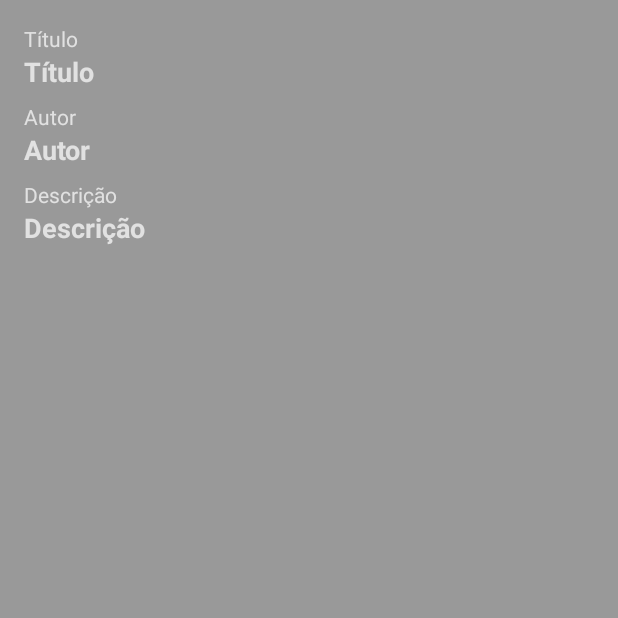
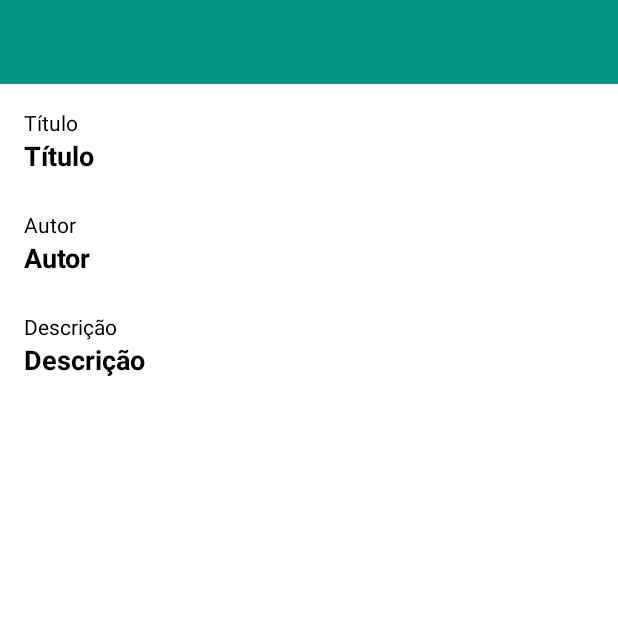
Before and after one commit to maurozem/NyBooks, an Android app: the BookDetailsActivity screen opened directly, with no data from a screen before it, on a phone screen of 412 x 824 dp, the top half of it. Run offline under Robolectric (Android 15) with nearby library versions, the phone set to English and light mode, and no system bars; 4 statements that could not run were skipped.

Commit message:
mais um monte de implementações

```diff
--- /dev/null
+++ b/app/src/main/java/ms/zem/nybooksplus/presentation/base/BaseActivity.kt
@@ -0,0 +1,15 @@
+package ms.zem.nybooksplus.presentation.base
+
+import androidx.appcompat.app.AppCompatActivity
+import androidx.appcompat.widget.Toolbar
+import kotlinx.android.synthetic.main.toolbar.*
+import ms.zem.nybooksplus.R
+
+open class BaseActivity: AppCompatActivity() {
+
+    protected fun setupToolbar(toolbar: Toolbar, title: Int) {
+        toolbar?.title = getString(title)
+        setSupportActionBar(toolbar)
+    }
+
+}
--- a/app/src/main/java/ms/zem/nybooksplus/presentation/details/BookDetailsActivity.kt
+++ b/app/src/main/java/ms/zem/nybooksplus/presentation/details/BookDetailsActivity.kt
@@ -2,18 +2,23 @@ package ms.zem.nybooksplus.presentation.details
 
 import android.content.Context
 import android.content.Intent
-import androidx.appcompat.app.AppCompatActivity
 import android.os.Bundle
-import kotlinx.android.synthetic.main.activity_book_details.*
+import kotlinx.android.synthetic.main.activity_book_details.tvDescricao
+import kotlinx.android.synthetic.main.activity_book_details.tvTitulo
+import kotlinx.android.synthetic.main.activity_book_details.tvAutor
+import kotlinx.android.synthetic.main.toolbar.*
 import ms.zem.nybooksplus.R
 import ms.zem.nybooksplus.data.model.Book
+import ms.zem.nybooksplus.presentation.base.BaseActivity
 
-class BookDetailsActivity : AppCompatActivity() {
+class BookDetailsActivity : BaseActivity() {
 
     lateinit var book: Book
     override fun onCreate(savedInstanceState: Bundle?) {
         super.onCreate(savedInstanceState)
         setContentView(R.layout.activity_book_details)
+
+        setupToolbar(toolbarMain, R.string.book_detail)
 
         val book = intent.getSerializableExtra(BOOK) as Book
         tvTitulo.text = book.title
--- a/app/src/main/res/layout/activity_book_details.xml
+++ b/app/src/main/res/layout/activity_book_details.xml
@@ -1,17 +1,26 @@
 <?xml version="1.0" encoding="utf-8"?>
-<LinearLayout
-    xmlns:android="http://schemas.android.com/apk/res/android"
+<LinearLayout xmlns:android="http://schemas.android.com/apk/res/android"
     xmlns:tools="http://schemas.android.com/tools"
     android:layout_width="match_parent"
     android:layout_height="match_parent"
+    xmlns:app="http://schemas.android.com/apk/res-auto"
     android:orientation="vertical"
-    android:padding="16dp"
     tools:context=".presentation.details.BookDetailsActivity">
+
+    <include layout="@layout/toolbar"
+        android:id="@+id/include_toolbar"
+        app:layout_constraintEnd_toEndOf="parent"
+        app:layout_constraintStart_toStartOf="parent"
+        app:layout_constraintTop_toTopOf="parent"
+        />
 
     <TextView
         android:layout_width="wrap_content"
         android:layout_height="wrap_content"
         android:text="@string/titulo"
+        android:layout_marginStart="16dp"
+        android:layout_marginTop="16dp"
+        android:textColor="@color/black"
         />
 
     <TextView
@@ -19,15 +28,18 @@
         android:layout_width="wrap_content"
         android:layout_height="wrap_content"
         android:text="@string/titulo"
-        android:textStyle="bold"
-        android:textSize="18sp"
-        android:layout_marginBottom="8dp"
+        android:layout_marginStart="16dp"
+        android:layout_marginEnd="16dp"
+        style="@style/MyTextViewLabel"
         />
 
     <TextView
         android:layout_width="wrap_content"
         android:layout_height="wrap_content"
         android:text="@string/autor"
+        android:layout_marginStart="16dp"
+        android:layout_marginTop="16dp"
+        android:textColor="@color/black"
         />
 
     <TextView
@@ -35,15 +47,18 @@
         android:layout_width="wrap_content"
         android:layout_height="wrap_content"
         android:text="@string/autor"
-        android:textStyle="bold"
-        android:textSize="18sp"
-        android:layout_marginBottom="8dp"
+        android:layout_marginStart="16dp"
+        android:layout_marginEnd="16dp"
+        style="@style/MyTextViewLabel"
         />
 
     <TextView
         android:layout_width="wrap_content"
         android:layout_height="wrap_content"
         android:text="@string/descricao"
+        android:layout_marginStart="16dp"
+        android:layout_marginTop="16dp"
+        android:textColor="@color/black"
         />
 
     <TextView
@@ -51,9 +66,9 @@
         android:layout_width="wrap_content"
         android:layout_height="wrap_content"
         android:text="@string/descricao"
-        android:textStyle="bold"
-        android:textSize="18sp"
-        android:layout_marginBottom="8dp"
+        android:layout_marginStart="16dp"
+        android:layout_marginEnd="16dp"
+        style="@style/MyTextViewLabel"
         />
 
 </LinearLayout>
--- a/app/src/main/res/layout/item_book.xml
+++ b/app/src/main/res/layout/item_book.xml
@@ -10,9 +10,7 @@
         android:id="@+id/textViewTitulo"
         android:layout_width="wrap_content"
         android:layout_height="wrap_content"
-        android:textColor="#000"
-        android:textSize="16sp"
-        android:textStyle="bold"
+        style="@style/MyTextViewLabel"
         tools:text="titulo"
         />
 
@@ -20,7 +18,6 @@
         android:id="@+id/textViewAutor"
         android:layout_width="wrap_content"
         android:layout_height="wrap_content"
-        android:textColor="#000"
         android:textSize="14sp"
         tools:text="autor"
         />
--- /dev/null
+++ b/app/src/main/res/layout/toolbar.xml
@@ -0,0 +1,8 @@
+<?xml version="1.0" encoding="utf-8"?>
+<androidx.appcompat.widget.Toolbar
+    xmlns:android="http://schemas.android.com/apk/res/android"
+    android:id="@+id/toolbarMain"
+    android:layout_width="match_parent"
+    android:layout_height="?android:attr/actionBarSize"
+    android:background="@color/colorPrimary"
+     />
--- a/app/src/main/res/values/colors.xml
+++ b/app/src/main/res/values/colors.xml
@@ -1,6 +1,18 @@
 <?xml version="1.0" encoding="utf-8"?>
 <resources>
-    <color name="colorPrimary">#6200EE</color>
-    <color name="colorPrimaryDark">#3700B3</color>
-    <color name="colorAccent">#03DAC5</color>
+    <color name="colorPrimary">@color/primary</color>
+    <color name="colorPrimaryDark">@color/primary_dark</color>
+    <color name="colorAccent">@color/accent</color>
+
+    <color name="primary">#009688</color>
+    <color name="primary_dark">#00796B</color>
+    <color name="primary_light">#B2DFDB</color>
+    <color name="accent">#607D8B</color>
+    <color name="primary_text">#212121</color>
+    <color name="secondary_text">#757575</color>
+    <color name="icons">#FFFFFF</color>
+    <color name="divider">#BDBDBD</color>
+
+    <color name="white">#FFFFFF</color>
+    <color name="black">#000000</color>
 </resources>
--- a/app/src/main/res/values/strings.xml
+++ b/app/src/main/res/values/strings.xml
@@ -6,4 +6,5 @@
     <string name="titulo">Título</string>
     <string name="autor">Autor</string>
     <string name="descricao">Descrição</string>
+    <string name="book_detail">Book Details</string>
 </resources>
--- a/app/src/main/res/values/styles.xml
+++ b/app/src/main/res/values/styles.xml
@@ -6,7 +6,23 @@
         <item name="colorPrimaryDark">@color/colorPrimaryDark</item>
         <item name="colorAccent">@color/colorAccent</item>
 
-        <item name="android:windowBackground">#999</item>
+        <item name="android:divider">@color/divider</item>
+        <item name="android:dividerHorizontal">@color/divider</item>
+        <item name="android:dividerVertical">@color/divider</item>
+
+        <item name="android:windowBackground">@color/white</item>
+        <item name="android:textViewStyle">@style/MyTextView</item>
     </style>
 
+    <style name="MyTextView">
+        <item name="android:textColor">@color/black</item>
+    </style>
+
+    <style name="MyTextViewLabel">
+        <item name="android:textStyle">bold</item>
+        <item name="android:textSize">18sp</item>
+        <item name="android:layout_marginBottom">8dp</item>
+    </style>
+
+
 </resources>
```
Also changed, not shown: app/src/main/java/ms/zem/nybooksplus/presentation/books/BooksActivity.kt (+16 -8 lines), app/src/main/res/drawable/divider.xml (added, +7 -0 lines), app/src/main/res/layout/activity_books.xml (+5 -9 lines).
